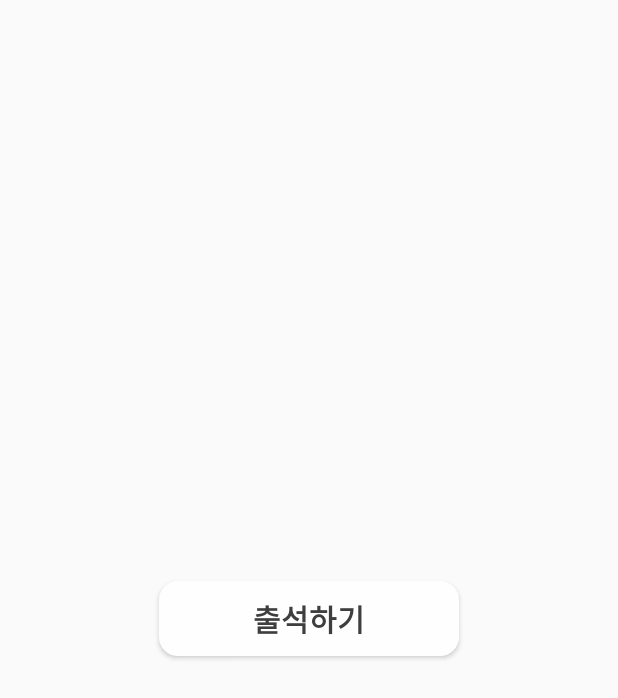
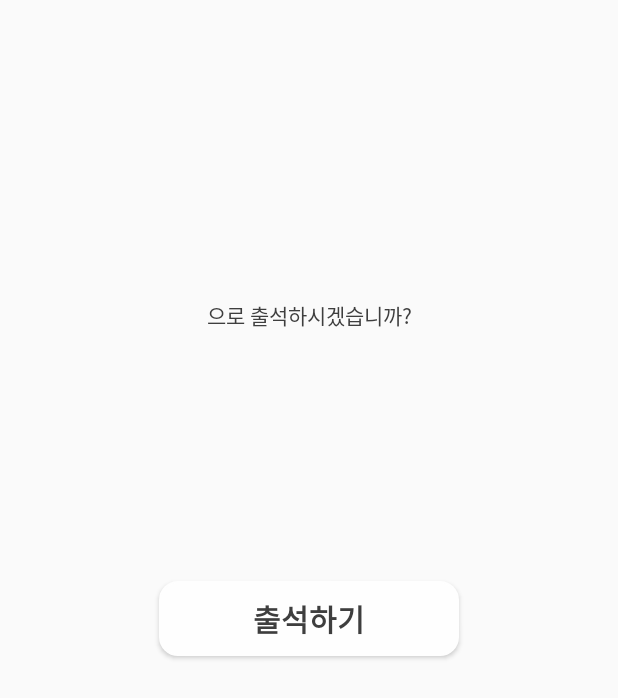
Before and after one commit to SEUGNHWANLEE/DID_Application_2020, an Android app: the AttendanceActivity screen opened directly, with no data from a screen before it, on a phone screen of 412 x 824 dp. Shown: the top 698 px of the screen. Run offline under Robolectric (Android 15) with nearby library versions, the phone set to English and light mode, and no system bars; our stand-ins replace Firebase (no records; nobody signed in at launch, a user with empty details on screens opened directly); 1 statement that could not run was skipped.

Commit message:
로고 및 ui/ux 개선

```diff
--- a/iMYMEMINE/app/src/main/java/com/example/imymemine/AttendanceActivity.java
+++ b/iMYMEMINE/app/src/main/java/com/example/imymemine/AttendanceActivity.java
@@ -9,6 +9,7 @@ import android.os.Message;
 import android.util.Log;
 import android.view.View;
 import android.widget.Button;
+import android.widget.TextView;
 import android.widget.Toast;
 
 import androidx.annotation.NonNull;
@@ -46,14 +47,33 @@ public class AttendanceActivity extends AppCompatActivity {
     private FirebaseAuth.AuthStateListener mAuthListener;
     //widget
     private Button mButton;
+    private TextView mName;
 
     @Override
     protected void onCreate(Bundle savedInstanceState) {
         super.onCreate(savedInstanceState);
         setContentView(R.layout.activity_attendance);
 
+        mName = (TextView) findViewById(R.id.attendance_name);
+
         //firebase get current user
         setupFirebaseAuth();
+
+        FirebaseDatabase.getInstance().getReference()
+                .child("users")
+                .child(mAuth.getCurrentUser().getUid())
+                .child("Name")
+                .addListenerForSingleValueEvent(new ValueEventListener() {
+                    @Override
+                    public void onDataChange(@NonNull DataSnapshot snapshot) {
+                         mName.setText(snapshot.getValue().toString());
+                    }
+
+                    @Override
+                    public void onCancelled(@NonNull DatabaseError error) {
+
+                    }
+                });
 
         mButton = (Button) findViewById(R.id.attendance_btn);
         mButton.setOnClickListener(new View.OnClickListener() {
@@ -64,17 +84,9 @@ public class AttendanceActivity extends AppCompatActivity {
                 SimpleDateFormat format1 = new SimpleDateFormat ( "yyyy-MM-dd");
                 Date time = new Date();
                 final String time1 = format1.format(time);
-                FirebaseDatabase.getInstance().getReference()
-                        .child("users")
-                        .child(mAuth.getCurrentUser().getUid())
-                        .child("Name")
-                        .addListenerForSingleValueEvent(new ValueEventListener() {
-                            @Override
-                            public void onDataChange(@NonNull DataSnapshot snapshot) {
-                               final String name = snapshot.getValue().toString();
                 new Thread() {
                     public void run() {
-                                        postWithApi("IMYMEMINE-tesing", name, "IMYMEMINE-0", time1, "SUCCESS");
+                        postWithApi("IMYMEMINE-tesing", mName.getText().toString(), "IMYMEMINE-0", time1, "SUCCESS");
                         //getWithApi();
                         Bundle bun = new Bundle();
                         bun.putString("result", "good");
@@ -83,14 +95,6 @@ public class AttendanceActivity extends AppCompatActivity {
                         handler.sendMessage(msg);
                     }
                 }.start();
-                            }
-
-                            @Override
-                            public void onCancelled(@NonNull DatabaseError error) {
-
-                            }
-                        });
-
             }
         });
 
--- a/iMYMEMINE/app/src/main/java/com/example/imymemine/MainActivity.java
+++ b/iMYMEMINE/app/src/main/java/com/example/imymemine/MainActivity.java
@@ -61,7 +61,7 @@ public class MainActivity extends AppCompatActivity {
         TabLayout tabLayout = (TabLayout)findViewById(R.id.tab_layout);
         tabLayout.setupWithViewPager(mViewpager, true);
         mAdapter.addItem(new IntroFirstFragment());
-        mAdapter.addItem(new IntroSecondFragment());
+        //mAdapter.addItem(new IntroSecondFragment());
         mViewpager.setAdapter(mAdapter);
     }
     @Override
--- a/iMYMEMINE/app/src/main/res/layout/activity_attendance.xml
+++ b/iMYMEMINE/app/src/main/res/layout/activity_attendance.xml
@@ -4,6 +4,43 @@
     android:layout_height="match_parent"
     xmlns:app="http://schemas.android.com/apk/res-auto">
 
+    <LinearLayout
+        android:layout_width="match_parent"
+        android:layout_height="wrap_content"
+        android:orientation="vertical"
+
+        app:layout_constraintLeft_toLeftOf="parent"
+        app:layout_constraintRight_toRightOf="parent"
+        app:layout_constraintTop_toTopOf="parent"
+        app:layout_constraintBottom_toTopOf="@id/attendance_btn"
+
+        android:padding="5dp"
+        >
+    <TextView
+        android:layout_width="match_parent"
+        android:layout_height="wrap_content"
+        android:id="@+id/attendance_name"
+
+        android:textColor="#3E3E3E"
+        android:textStyle="bold"
+        android:textSize="15sp"
+
+        android:layout_margin="5dp"
+
+        android:gravity="center"
+        />
+    <TextView
+        android:id="@+id/attendance_text"
+        android:layout_width="match_parent"
+        android:layout_height="wrap_content"
+        android:textSize="14sp"
+        android:textColor="#3e3e3e"
+        android:text="으로 출석하시겠습니까?"
+        android:gravity="center"
+
+        android:layout_margin="5dp"
+        />
+    </LinearLayout>
     <Button
         android:layout_width="200dp"
         android:layout_height="50dp"
--- a/iMYMEMINE/app/src/main/res/layout/fragment_identify_passport.xml
+++ b/iMYMEMINE/app/src/main/res/layout/fragment_identify_passport.xml
@@ -13,7 +13,7 @@
             android:id="@+id/passportText"
             android:layout_centerInParent="true"
             android:clickable="true"
-            android:text="PASSPORT"
+            android:text="@string/passport"
             android:focusable="true" />
     </RelativeLayout>
 </RelativeLayout>
--- a/iMYMEMINE/app/src/main/res/layout/fragment_identify_personal.xml
+++ b/iMYMEMINE/app/src/main/res/layout/fragment_identify_personal.xml
@@ -13,7 +13,7 @@ android:layout_height="match_parent">
         android:id="@+id/personalText"
         android:layout_centerInParent="true"
         android:clickable="true"
-        android:text="PERSONAL ID"
+        android:text="@string/personal_id"
         android:focusable="true" />
 </RelativeLayout>
 </RelativeLayout>
--- a/iMYMEMINE/app/src/main/res/layout/fragment_identify_student.xml
+++ b/iMYMEMINE/app/src/main/res/layout/fragment_identify_student.xml
@@ -13,7 +13,7 @@
             android:id="@+id/studentText"
             android:layout_centerInParent="true"
             android:clickable="true"
-            android:text="Student ID"
+            android:text="@string/student_id"
             android:focusable="true" />
     </RelativeLayout>
 </RelativeLayout>
--- a/iMYMEMINE/app/src/main/res/menu/bottom_navigation_menu.xml
+++ b/iMYMEMINE/app/src/main/res/menu/bottom_navigation_menu.xml
@@ -2,11 +2,14 @@
 <menu xmlns:android="http://schemas.android.com/apk/res/android">
     <item
         android:id="@+id/item_personalID"
+        android:icon="@null"
         android:title="@string/personal_id" />
     <item
         android:id="@+id/item_passport"
+        android:icon="@null"
         android:title="@string/passport" />
     <item
         android:id="@+id/item_studentID"
+        android:icon="@null"
         android:title="@string/student_id" />
 </menu>
```
Also changed, not shown: iMYMEMINE/app/src/main/res/layout/activity_main.xml (+19 -57 lines), iMYMEMINE/app/src/main/res/layout/fragment_intro_first.xml (+35 -3 lines), iMYMEMINE/app/src/main/res/values/strings.xml (+8 -8 lines), iMYMEMINE/app/src/main/res/drawable/logo.png (added). Lines whose indentation alone changed are shown as unchanged.
